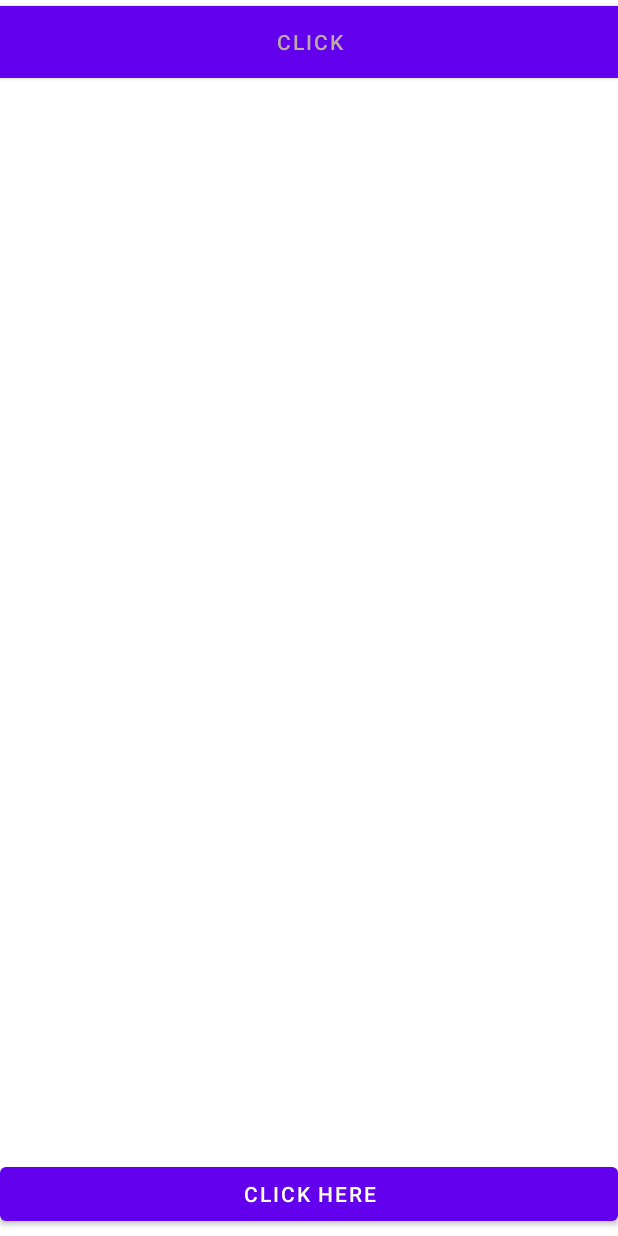
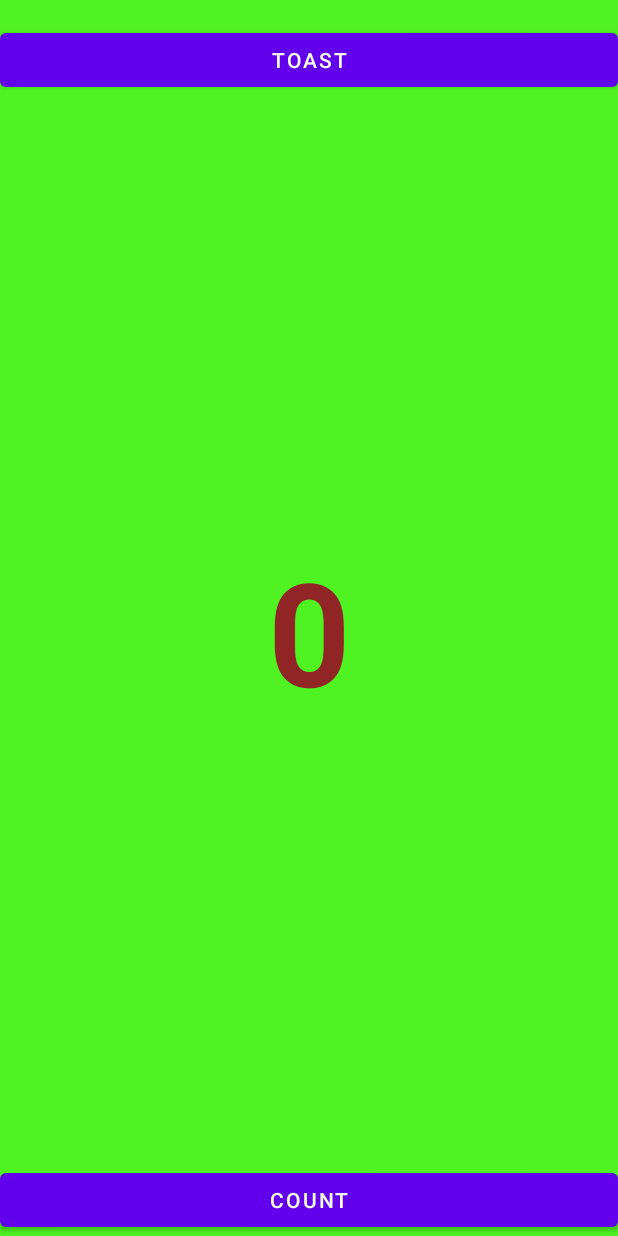
Before and after one commit to Rojust/LabExercise1, an Android app: the layout activity_main.xml on its own in the app's theme, with its tools: preview values and no code run, on a phone screen of 412 x 824 dp. Run offline under Robolectric (Android 15) with nearby library versions, the phone set to English and light mode, and no system bars.

Commit message:
Task 4 Completed

```diff
--- a/app/src/main/res/layout/activity_main.xml
+++ b/app/src/main/res/layout/activity_main.xml
@@ -4,31 +4,38 @@
     xmlns:tools="http://schemas.android.com/tools"
     android:layout_width="match_parent"
     android:layout_height="match_parent"
+    android:background="#4EF321"
     tools:context=".MainActivity">
 
     <Button
         android:id="@+id/button"
         android:layout_width="0dp"
         android:layout_height="wrap_content"
-        android:layout_marginTop="4dp"
-        android:background="#810730"
-        android:backgroundTint="#F8F0F1"
-        android:text="Click"
-        android:textColor="#BCAAA4"
+        android:layout_marginTop="16dp"
+        android:text="Toast"
         app:layout_constraintEnd_toEndOf="parent"
-        app:layout_constraintHorizontal_bias="0.0"
         app:layout_constraintStart_toStartOf="parent"
-        app:layout_constraintTop_toTopOf="parent"
-        app:strokeColor="#9E1919" />
+        app:layout_constraintTop_toTopOf="parent" />
 
     <Button
         android:id="@+id/button2"
         android:layout_width="0dp"
         android:layout_height="wrap_content"
-        android:layout_marginBottom="4dp"
-        android:text="Click Here"
+        android:text="Count"
         app:layout_constraintBottom_toBottomOf="parent"
         app:layout_constraintEnd_toEndOf="parent"
-        app:layout_constraintHorizontal_bias="0.498"
         app:layout_constraintStart_toStartOf="parent" />
+
+    <TextView
+        android:id="@+id/show_count"
+        android:layout_width="wrap_content"
+        android:layout_height="wrap_content"
+        android:textColor="#912424"
+        android:textSize="96sp"
+        android:textStyle="bold"
+        app:layout_constraintBottom_toTopOf="@+id/button2"
+        app:layout_constraintEnd_toEndOf="parent"
+        app:layout_constraintStart_toStartOf="parent"
+        app:layout_constraintTop_toBottomOf="@+id/button"
+        tools:text="0" />
 </androidx.constraintlayout.widget.ConstraintLayout>
```
